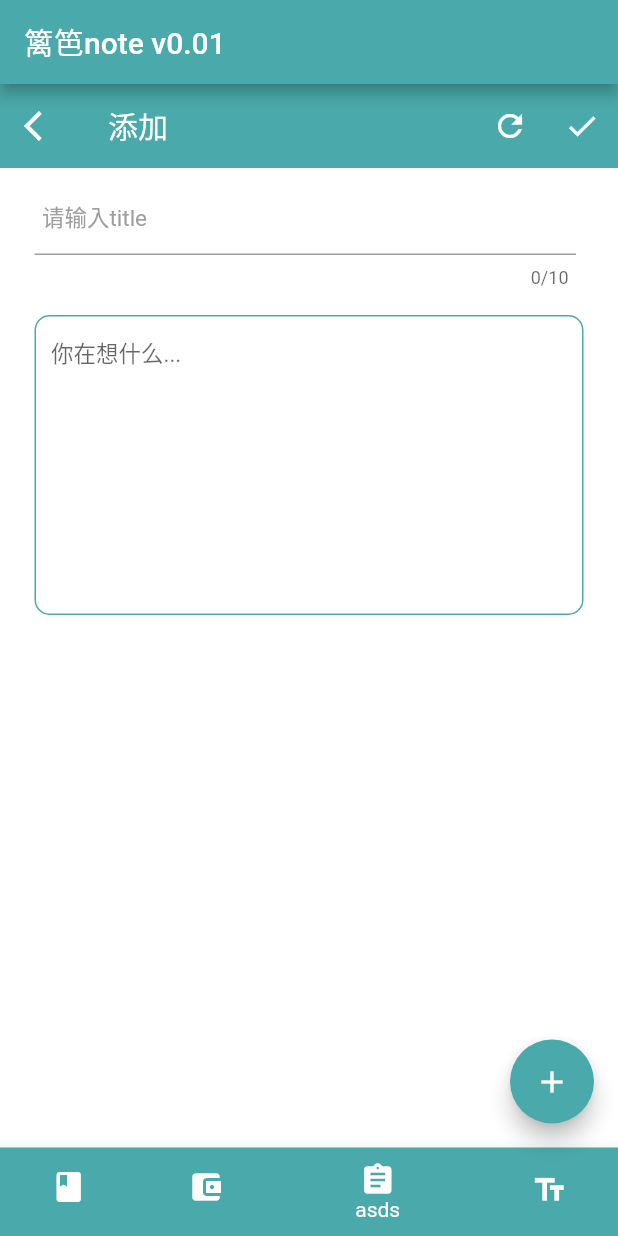
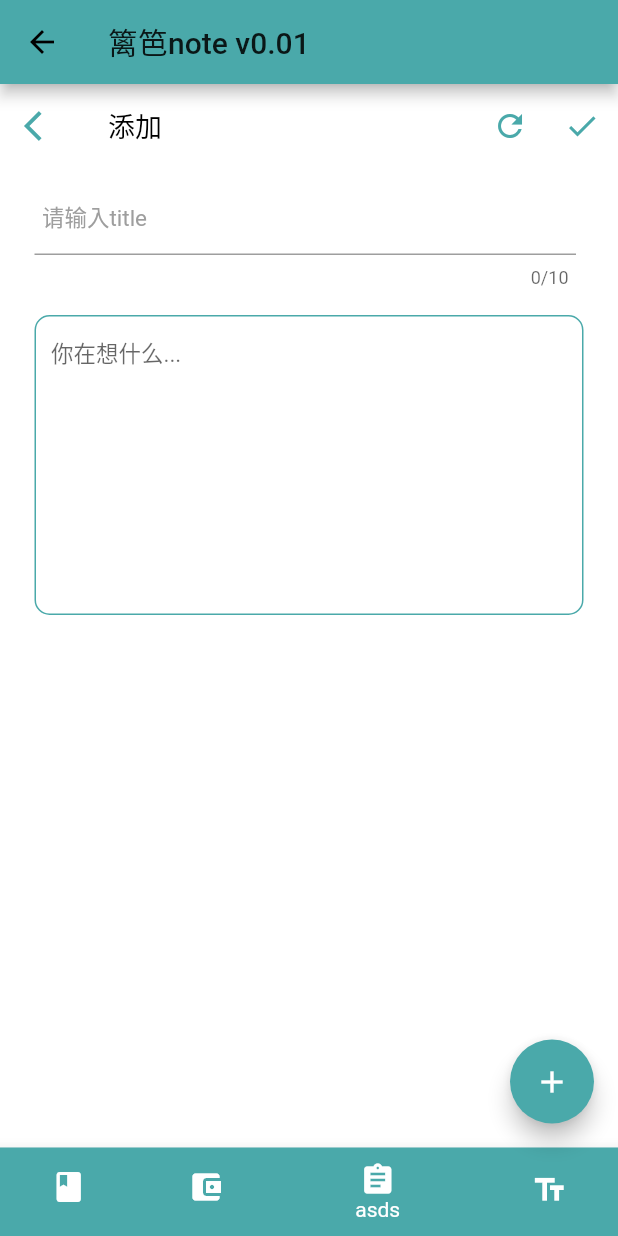
Before and after one commit to liba36/libanote, a Flutter app: the MyHomePage screen opened directly, item 3 of the bottom bar chosen, on a phone screen of 412 x 824 dp. Run offline on Flutter 3.47's test engine with Material 2 defaults, Android fonts, the phone set to English and light mode, and no system bars; our stand-ins replace shared_preferences, sqflite; accounts and stored records are empty.

```diff
--- a/lib/page/addbookpage.dart
+++ b/lib/page/addbookpage.dart
@@ -9,11 +9,11 @@ class addbookpage extends StatefulWidget {
   }
 }
 
+
 class _addbookState extends State<addbookpage> {
   Color _defulcolor = Color.fromRGBO(74, 169, 170, 1);
   String _title = "新的本子哟";
   int _selectvalue;
-
   List<DropdownMenuItem> _getDdmItem() {
     final List<DropdownMenuItem> _DdmItem = List();
     final DropdownMenuItem _item1 =
--- a/lib/page/editdiarypage.dart
+++ b/lib/page/editdiarypage.dart
@@ -69,7 +69,6 @@ class _editdiaryState extends State<editdiarypage> {
         _listdiary = reslist;
       });
     }
-
     setState(() {
       _path1 = widget._sqlhlper.path1;
       _createres = widget._sqlhlper.createres;
@@ -80,13 +79,13 @@ class _editdiaryState extends State<editdiarypage> {
     return new Scaffold(
         backgroundColor: Color.fromRGBO(255, 255, 255, 1),
         appBar: new AppBar(
-          title: new Text('添加'),
-          backgroundColor: _deafulcolor,
+          title: new Text('添加',style: TextStyle(color: Colors.black,fontSize: 18),),
+          backgroundColor: Colors.white,
           elevation: 0,
           leading: Builder(builder: (BuildContext context) {
             return IconButton(
               icon: const Icon(Icons.arrow_back_ios),
-              color: Colors.white,
+              color: _deafulcolor,
               onPressed: () {
                 Navigator.pop(context);
               },
@@ -95,11 +94,11 @@ class _editdiaryState extends State<editdiarypage> {
           actions: <Widget>[
             IconButton(
               icon: Icon(Icons.refresh),
-              color: Colors.white, onPressed: () {},
+              color: _deafulcolor, onPressed: () {},
             ),
             IconButton(
               icon: Icon(Icons.done),
-              color: Colors.white,
+              color: _deafulcolor,
               onPressed: () => {_save(), Navigator.pop(context)},
             ),
           ],
```
Also changed, not shown: lib/main.dart (+15 -2 lines), lib/page/booklistpage.dart (+35 -15 lines), lib/page/diarylistpage.dart (+16 -3 lines), lib/utils/sqlhelper.dart (+12 -0 lines).
